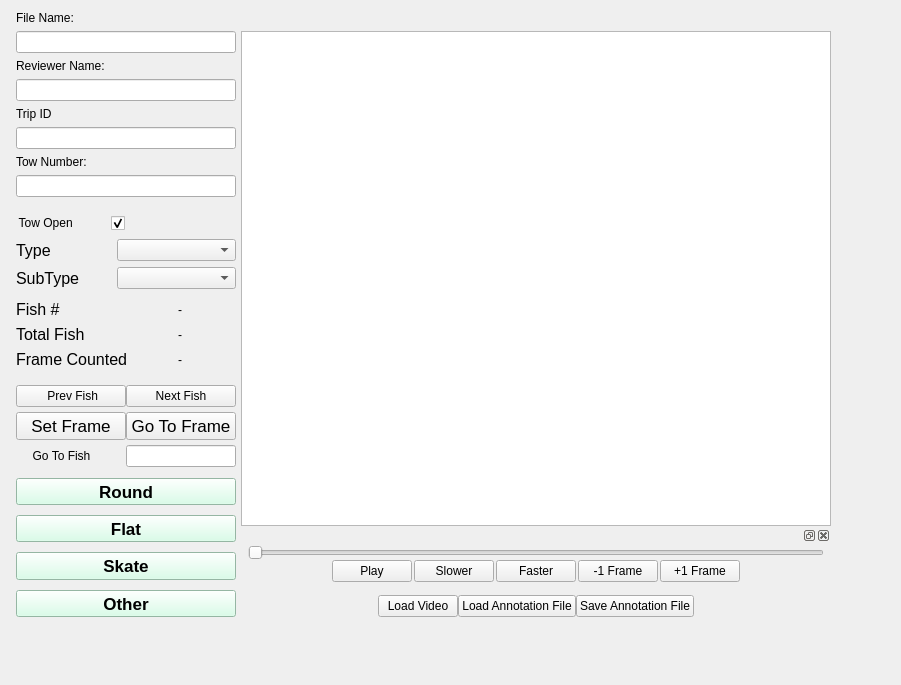
Qt form FishGUI/mainwindow.ui (cvisionai/Tator-Native) before a commit.
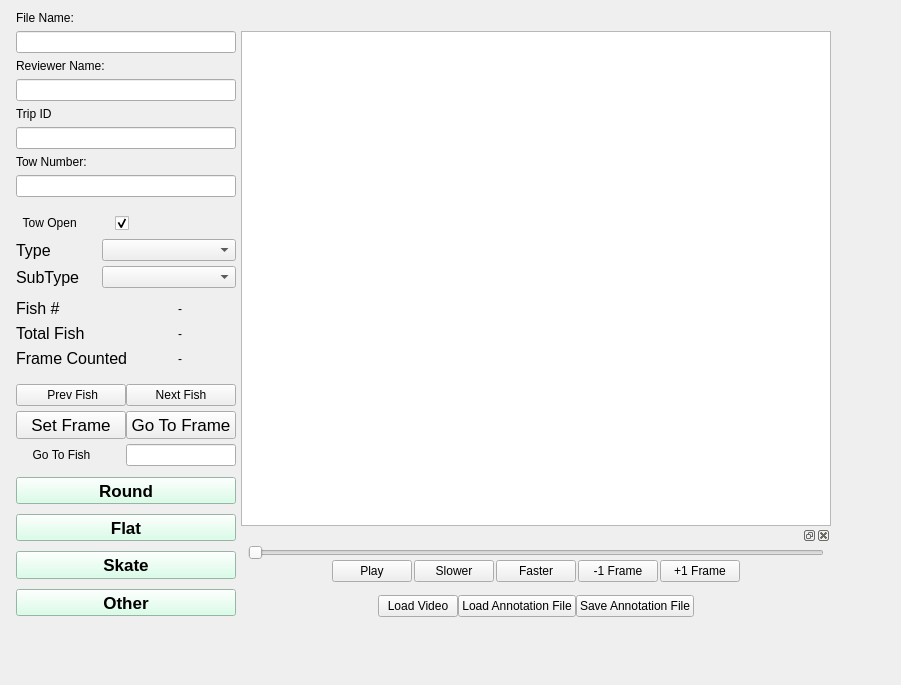
The same form after that commit.

Commit message: Enabled Tow status checkbox

Patch:
```diff
--- a/FishGUI/mainwindow.ui
+++ b/FishGUI/mainwindow.ui
@@ -93,7 +93,7 @@
           <number>19</number>
          </property>
          <property name="leftMargin">
-          <number>1</number>
+          <number>5</number>
          </property>
          <property name="topMargin">
           <number>5</number>
@@ -131,8 +131,17 @@
        </item>
        <item>
         <layout class="QFormLayout" name="formLayout_3">
+         <property name="labelAlignment">
+          <set>Qt::AlignLeading|Qt::AlignLeft|Qt::AlignVCenter</set>
+         </property>
+         <property name="formAlignment">
+          <set>Qt::AlignLeading|Qt::AlignLeft|Qt::AlignTop</set>
+         </property>
          <property name="horizontalSpacing">
-          <number>35</number>
+          <number>20</number>
+         </property>
+         <property name="verticalSpacing">
+          <number>5</number>
          </property>
          <property name="leftMargin">
           <number>5</number>
```
The commit also changes 2 other files.
